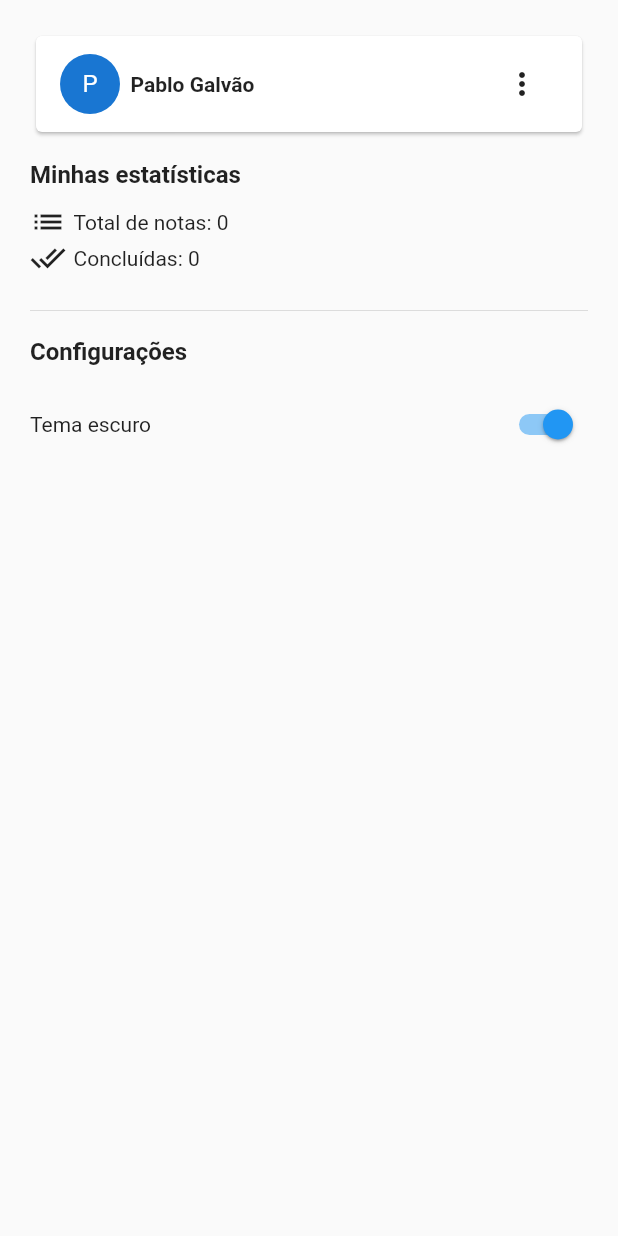
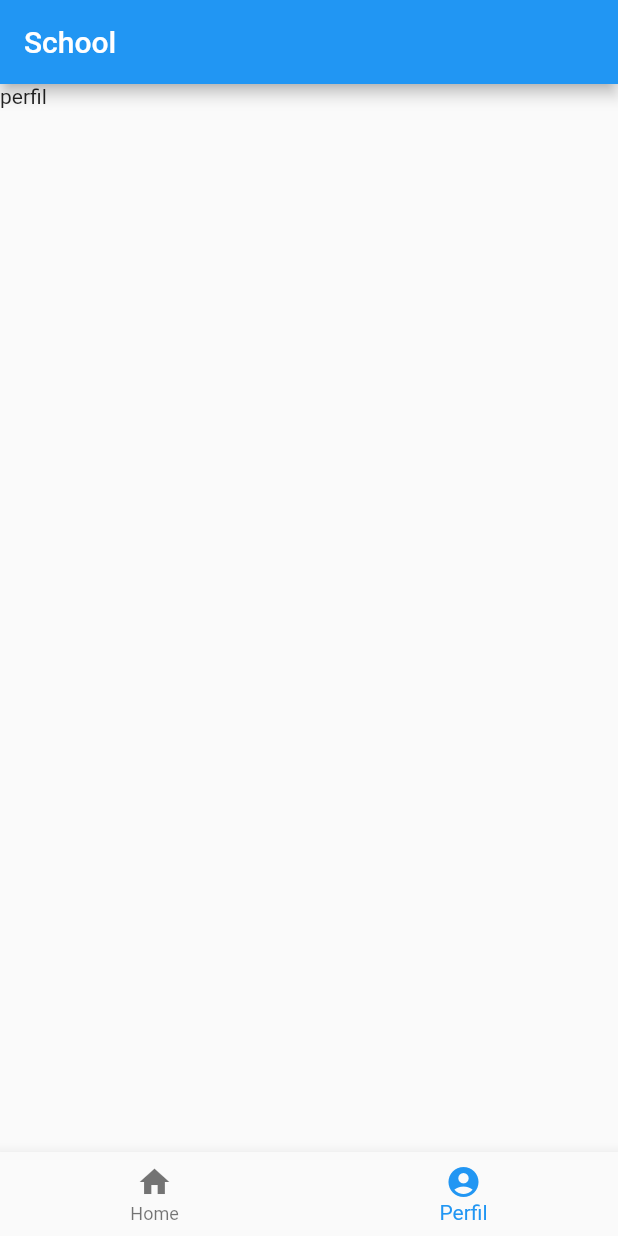
Before and after one commit to pablopgalvao/mjv_school_flutter, a Flutter app: the screen it shows after launch, on a phone screen of 412 x 824 dp. Run offline on Flutter 3.47's test engine with Material 2 defaults, Android fonts, the phone set to English and light mode, and no system bars.

```diff
--- a/lib/app_widget.dart
+++ b/lib/app_widget.dart
@@ -1,67 +1,14 @@
 import 'package:flutter/material.dart';
+import './pages/home/home_page.dart';
 
-class MyApp extends StatelessWidget{
+class MyApp extends StatelessWidget {
   const MyApp({super.key});
 
   @override
-  Widget build(BuildContext context){
-    return MaterialApp(
+  Widget build(BuildContext context) {
+    return const MaterialApp(
       title: 'School',
-      home: Scaffold(
-        body: Container(
-          padding: const EdgeInsets.all(20),
-          child: Column(
-            crossAxisAlignment: CrossAxisAlignment.start,
-            children: [
-              Card(
-                child: Padding(
-                  padding: const EdgeInsets.symmetric(horizontal: 16, vertical: 8),// como fiz: EdgeInsets.fromLTRB(20, 10, 20, 10),
-                  child: Row(
-                    children: [
-                      const CircleAvatar(
-                        child: Text('P')
-                      ),
-                      const SizedBox(width: 7,),
-                      const Text('Pablo Galvão', style: TextStyle(fontWeight: FontWeight.bold),),
-                      const Spacer(),
-                      IconButton(onPressed: () {}, icon: const Icon(Icons.more_vert)),
-                    ],
-                  )
-                )
-              ),
-              const SizedBox(height: 15,),
-              const Text('Minhas estatísticas', style: TextStyle(fontSize: 16, fontWeight: FontWeight.bold)),
-              const SizedBox(height: 10,),
-              const Row(
-                children: [
-                  Icon(Icons.list),
-                  SizedBox(width: 5,),
-                  Text('Total de notas: 0')
-                ]
-              ),
-              const Row(
-                children: [
-                  Icon(Icons.done_all),
-                  SizedBox(width: 5,),
-                  Text('Concluídas: 0')
-                ]
-              ),
-              const SizedBox(height: 15,),
-              const Divider(),
-              const SizedBox(height: 10,),
-              const Text('Configurações', style: TextStyle(fontSize: 16, fontWeight: FontWeight.bold)),
-              const SizedBox(height: 15,),
-              Row(
-                children: [
-                  const Text('Tema escuro'),
-                  const Spacer(),
-                  Switch(value: true, onChanged: (val) {})
-                ],
-              )
-            ],
-          ),
-        ),
-      ),
+      home: HomePage(),
     );
   }
 }
--- /dev/null
+++ b/lib/pages/home/home_page.dart
@@ -0,0 +1,27 @@
+import 'package:flutter/material.dart';
+
+class HomePage extends StatelessWidget {
+  const HomePage({super.key});
+
+  @override
+  Widget build(BuildContext context) {
+    final List<BottomNavigationBarItem> _abas = [
+      const BottomNavigationBarItem(icon: Icon(Icons.home), label: 'Home'),
+      const BottomNavigationBarItem(icon: Icon(Icons.account_circle), label: 'Perfil'),
+    ];
+
+    final List<Widget> _conteudos = [
+      const Text('home'),
+      const Text('perfil'),
+    ];
+
+    return Scaffold(
+      appBar: AppBar(title: const Text('School')),
+      body: _conteudos.elementAt(1),
+      bottomNavigationBar: BottomNavigationBar(
+        currentIndex: 1,
+        items: _abas,
+      ),
+    );
+  }
+}
```
Also changed, not shown: lib/components/icon_button_component.dart (added, +26 -0 lines), lib/components/spacer_component.dart (added, +24 -0 lines), lib/pages/perfil/perfil_tab.dart (added, +65 -0 lines).
